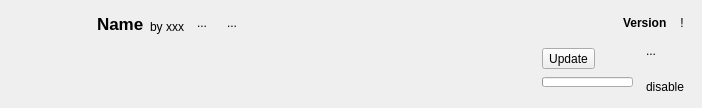
kaniol-lck/modmanager, file src/ui/local/localmoditemwidget.ui: the form before one commit.
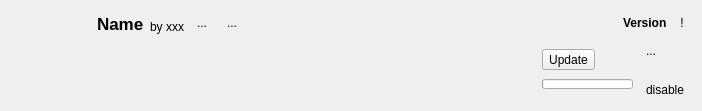
The form after the commit. Icons and pictures are not drawn.

What changed in the file:
```diff
--- a/src/ui/local/localmoditemwidget.ui
+++ b/src/ui/local/localmoditemwidget.ui
@@ -7,7 +7,7 @@
     <x>0</x>
     <y>0</y>
     <width>702</width>
-    <height>108</height>
+    <height>111</height>
    </rect>
   </property>
   <property name="contextMenuPolicy">
@@ -254,6 +254,9 @@
         <iconset theme="update-none">
          <normaloff>.</normaloff>.</iconset>
        </property>
+       <property name="popupMode">
+        <enum>QToolButton::InstantPopup</enum>
+       </property>
        <property name="toolButtonStyle">
         <enum>Qt::ToolButtonTextBesideIcon</enum>
        </property>
```
